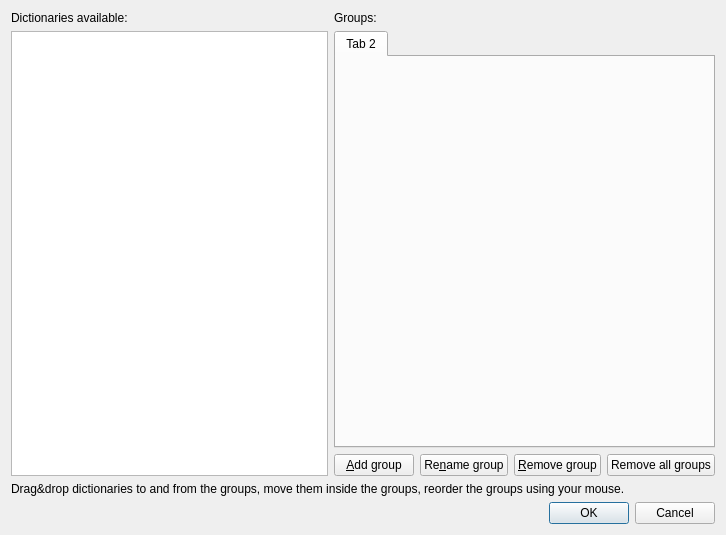
Above: src/groups.ui from goldendict/goldendict before the change. Below: the same form after it.
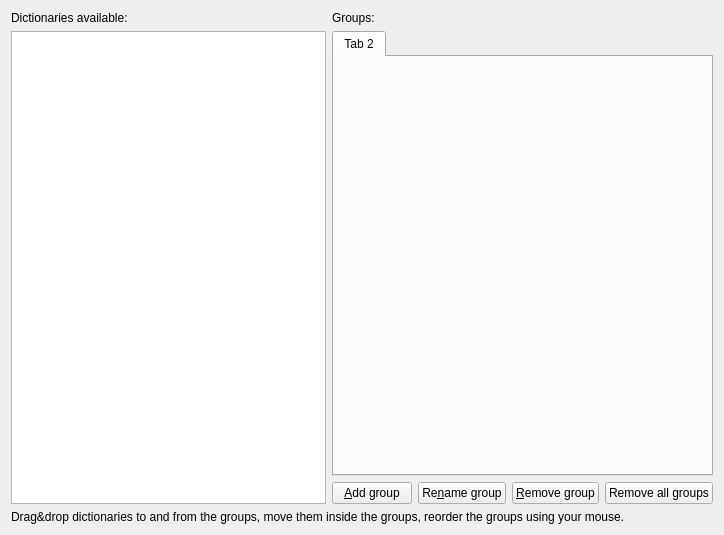
That is the form after the change. Custom widgets are drawn as their Qt base class.

Commit message: * Both Sources and Groups were consolidated into a single Dictionaries window.   This change required quite a lot of overhaul.

Diff of the .ui file:
```diff
--- a/src/groups.ui
+++ b/src/groups.ui
@@ -1,15 +1,12 @@
 <?xml version="1.0" encoding="UTF-8"?>
 <ui version="4.0">
  <class>Groups</class>
- <widget class="QDialog" name="Groups">
-  <property name="windowModality">
-   <enum>Qt::WindowModal</enum>
-  </property>
+ <widget class="QWidget" name="Groups">
   <property name="geometry">
    <rect>
     <x>0</x>
     <y>0</y>
-    <width>726</width>
+    <width>724</width>
     <height>535</height>
    </rect>
   </property>
@@ -115,16 +112,6 @@
      </property>
     </widget>
    </item>
-   <item>
-    <widget class="QDialogButtonBox" name="buttons">
-     <property name="orientation">
-      <enum>Qt::Horizontal</enum>
-     </property>
-     <property name="standardButtons">
-      <set>QDialogButtonBox::Cancel|QDialogButtonBox::Ok</set>
-     </property>
-    </widget>
-   </item>
   </layout>
  </widget>
  <customwidgets>
```
Left out of the diff: 37 changed lines with no effect on the pictures. The commit also changes 16 other files.
